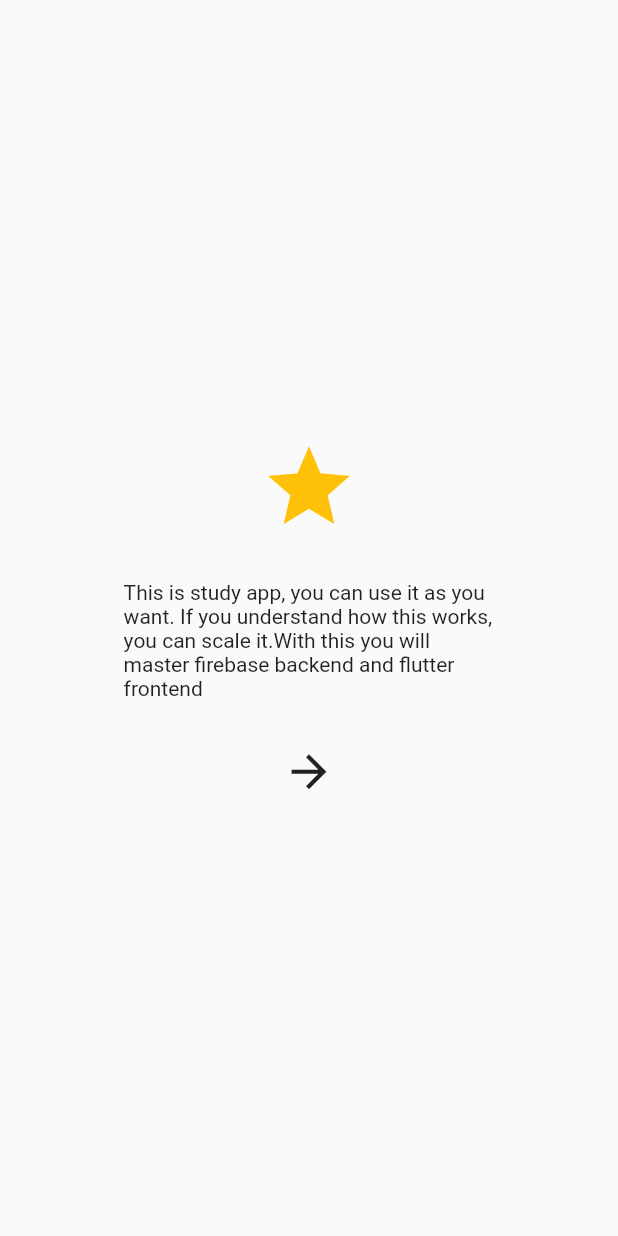
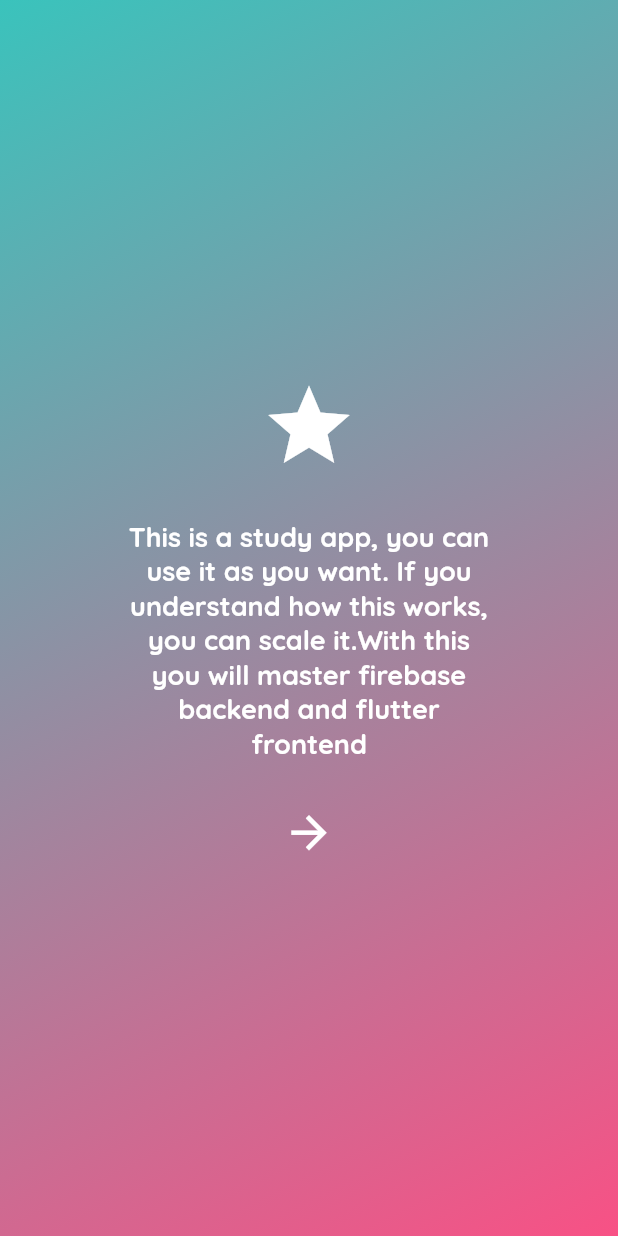
Before and after one commit to VeeraKarthick609/study_app, a Flutter app: the screen it shows after launch, on a phone screen of 412 x 824 dp. Run offline on Flutter 3.47's test engine with Material 2 defaults, Android fonts, the phone set to English and light mode, and no system bars; our stand-ins replace cloud_firestore, firebase_core, get, google_fonts; accounts and stored records are empty; project files that could hold a hidden picture were left out.

Commit message:
added dark theme

```diff
--- a/lib/bindings/initial_bindings.dart
+++ b/lib/bindings/initial_bindings.dart
@@ -1,10 +1,12 @@
 import 'package:get/get.dart';
+import 'package:study_app/controllers/theme_controller.dart';
 
 import '../controllers/auth_controller.dart';
 
-class InitialBinding implements Bindings {
+class InitialBindings implements Bindings {
   @override
   void dependencies() {
+    Get.put(ThemeController());
     Get.put(AuthController(), permanent: true);
   }
 }
--- /dev/null
+++ b/lib/configs/themes/app_colors.dart
@@ -0,0 +1,21 @@
+import 'package:flutter/material.dart';
+import 'package:flutter/widgets.dart';
+import 'package:study_app/configs/themes/app_light_theme.dart';
+import 'package:study_app/configs/themes/ui_parameters.dart';
+
+import 'app_dark_theme.dart';
+
+const Color onSurfaceTextColor = Colors.white;
+
+const mainGradientLight = LinearGradient(
+    colors: [primaryLightColorLight, primaryColorLight],
+    begin: Alignment.topLeft,
+    end: Alignment.bottomRight);
+
+const mainGradientDark = LinearGradient(
+    colors: [primaryDarkColorDark, primaryColorDark],
+    begin: Alignment.topLeft,
+    end: Alignment.bottomRight);
+
+LinearGradient mainGradient(BuildContext context) =>
+    UIParameters.isDarkMode(context) ? mainGradientDark : mainGradientLight;
--- /dev/null
+++ b/lib/configs/themes/app_dark_theme.dart
@@ -0,0 +1,17 @@
+import 'package:flutter/material.dart';
+import 'package:study_app/configs/themes/sub_theme_data_mixin.dart';
+
+const Color primaryDarkColorDark = Color(0xFF2e3c62);
+const Color primaryColorDark = Color(0xFF99ace1);
+const Color mainTextColorDark = Colors.white;
+
+class DarkTheme with SubThemeData {
+  builDarkTheme() {
+    final ThemeData systemDarkTheme = ThemeData.dark();
+
+    return systemDarkTheme.copyWith(
+        iconTheme: getIconTheme(),
+        textTheme: getTextThemes().apply(
+            bodyColor: mainTextColorDark, displayColor: mainTextColorDark));
+  }
+}
--- /dev/null
+++ b/lib/configs/themes/app_light_theme.dart
@@ -0,0 +1,16 @@
+import 'package:flutter/material.dart';
+import 'package:study_app/configs/themes/sub_theme_data_mixin.dart';
+
+const Color primaryLightColorLight = Color(0xFF3ac3bc);
+const Color primaryColorLight = Color(0xFFf85185);
+const Color mainTextColorLight = Color.fromARGB(255, 40, 40, 40);
+
+class LightTheme with SubThemeData {
+  buildLightTheme() {
+    final ThemeData systemLightTheme = ThemeData.light();
+    return systemLightTheme.copyWith(
+        iconTheme: getIconTheme(),
+        textTheme: getTextThemes().apply(
+            bodyColor: mainTextColorLight, displayColor: mainTextColorLight));
+  }
+}
--- a/lib/controllers/auth_controller.dart
+++ b/lib/controllers/auth_controller.dart
@@ -7,7 +7,8 @@
     super.onReady();
   }
 
-  void initAuth() {
+  void initAuth() async {
+    await Future.delayed(const Duration(seconds: 2));
     navigateToIntroduction();
   }
 
--- /dev/null
+++ b/lib/controllers/theme_controller.dart
@@ -0,0 +1,23 @@
+import 'package:flutter/material.dart';
+import 'package:get/get.dart';
+import 'package:study_app/configs/themes/app_dark_theme.dart';
+
+import '../configs/themes/app_light_theme.dart';
+
+class ThemeController extends GetxController {
+  late ThemeData _darkTheme;
+  late ThemeData _lightTheme;
+  @override
+  void onInit() {
+    initializeThemeData();
+    super.onInit();
+  }
+
+  initializeThemeData() {
+    _darkTheme = DarkTheme().builDarkTheme();
+    _lightTheme = LightTheme().buildLightTheme();
+  }
+
+  ThemeData get darkTheme => _darkTheme;
+  ThemeData get lightTheme => _lightTheme;
+}
--- a/lib/main.dart
+++ b/lib/main.dart
@@ -3,11 +3,17 @@
 import 'package:get/get.dart';
 import 'package:study_app/routes/app_routes.dart';
 
+import 'configs/themes/app_light_theme.dart';
 import 'controllers/data_uploader_screen.dart';
 import 'screens/introduction/introduction.dart';
 import 'screens/splash/splashscreen.dart';
 
+import './bindings/initial_bindings.dart';
+import './controllers/theme_controller.dart';
+
 void main() {
+  WidgetsFlutterBinding.ensureInitialized();
+  InitialBindings().dependencies();
   runApp(MyApp());
 }
 /* Future<void> main() async {
@@ -23,6 +29,7 @@
   @override
   Widget build(BuildContext context) {
     return GetMaterialApp(
+      theme: Get.find<ThemeController>().lightTheme,
       getPages: AppRoutes.routes(),
     );
   }
--- a/lib/routes/app_routes.dart
+++ b/lib/routes/app_routes.dart
@@ -4,6 +4,8 @@
 import '../screens/splash/splashscreen.dart';
 
 class AppRoutes {
-  static List<GetPage> routes() =>
-      [GetPage(name: '/', page: () => AppIntroductionScreen())];
+  static List<GetPage> routes() => [
+        GetPage(name: '/', page: () => SplashScreen()),
+        GetPage(name: '/introduction', page: () => AppIntroductionScreen()),
+      ];
 }
--- a/lib/screens/introduction/introduction.dart
+++ b/lib/screens/introduction/introduction.dart
@@ -1,6 +1,7 @@
 import 'package:flutter/material.dart';
 import 'package:get/get.dart';
 
+import '../../configs/themes/app_colors.dart';
 import '../../widgets/app_circle_button.dart';
 
 class AppIntroductionScreen extends StatelessWidget {
@@ -10,6 +11,7 @@
   Widget build(BuildContext context) {
     return Scaffold(
         body: Container(
+      decoration: BoxDecoration(gradient: mainGradient(context)),
       child: Padding(
         padding: EdgeInsets.symmetric(horizontal: Get.width * 0.2),
         child: Column(
@@ -18,11 +20,16 @@
             Icon(
               Icons.star,
               size: 65,
-              color: Colors.amber,
             ),
             SizedBox(height: 30),
             Text(
-                'This is study app, you can use it as you want. If you understand how this works, you can scale it.With this you will master firebase backend and flutter frontend'),
+                style: TextStyle(
+                  fontSize: 18,
+                  color: onSurfaceTextColor,
+                  fontWeight: FontWeight.bold,
+                ),
+                textAlign: TextAlign.center,
+                'This is a study app, you can use it as you want. If you understand how this works, you can scale it.With this you will master firebase backend and flutter frontend'),
             SizedBox(height: 30),
             AppCircleButton(
               onTap: () {},
--- a/lib/screens/splash/splashscreen.dart
+++ b/lib/screens/splash/splashscreen.dart
@@ -1,4 +1,6 @@
 import 'package:flutter/material.dart';
+
+import '../../configs/themes/app_colors.dart';
 
 class SplashScreen extends StatelessWidget {
   const SplashScreen({super.key});
@@ -7,6 +9,7 @@
   Widget build(BuildContext context) {
     return Scaffold(
       body: Container(
+          decoration: BoxDecoration(gradient: mainGradient(context)),
           alignment: Alignment.center,
           child: Image.asset(
             'assets/images/app_splash_logo.png',
--- a/lib/widgets/app_circle_button.dart
+++ b/lib/widgets/app_circle_button.dart
@@ -15,6 +15,7 @@
   @override
   Widget build(BuildContext context) {
     return Material(
+      type: MaterialType.transparency,
       shape: CircleBorder(),
       child: InkWell(
         child: child,
--- a/pubspec.yaml
+++ b/pubspec.yaml
@@ -38,6 +38,7 @@
   firebase_core: ^2.7.0
   get:
   cloud_firestore:
+  google_fonts:
 dev_dependencies:
   flutter_test:
     sdk: flutter
```
Also changed, not shown: lib/configs/themes/sub_theme_data_mixin.dart (added, +15 -0 lines), lib/configs/themes/ui_parameters.dart (added, +9 -0 lines), pubspec.lock, 1 other file.
